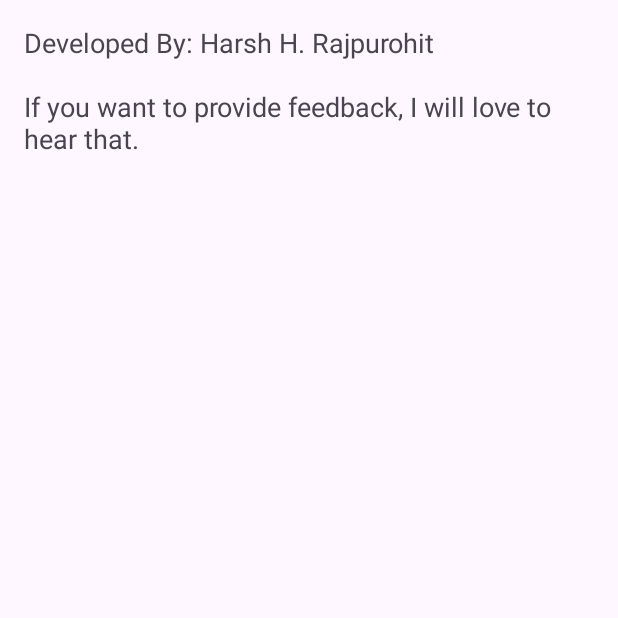
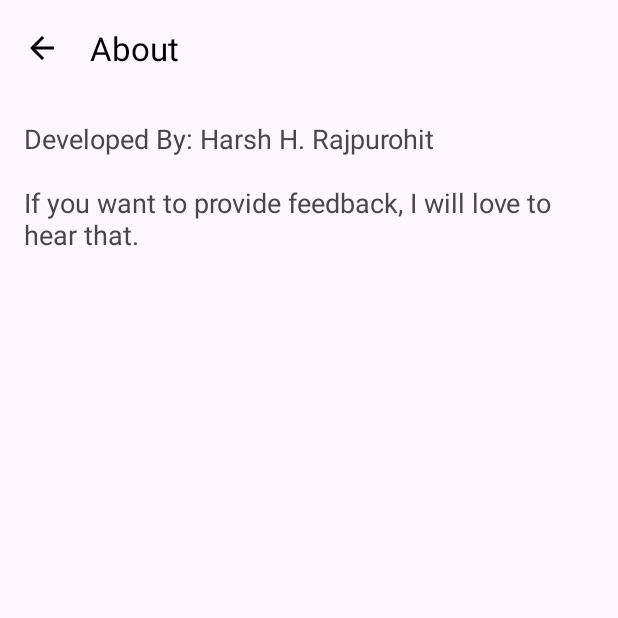
Before and after one commit to HarshAndroid/VideoPlayer, an Android app: the AboutActivity screen opened directly, with no data from a screen before it, on a phone screen of 412 x 824 dp, the top half of it. Run offline under Robolectric (Android 15) with nearby library versions, the phone set to English and light mode, and no system bars.

Commit message:
Fixed toolbar in all screens

```diff
--- a/app/src/main/java/com/harshRajpurohit/videoPlayer/AboutActivity.kt
+++ b/app/src/main/java/com/harshRajpurohit/videoPlayer/AboutActivity.kt
@@ -12,7 +12,9 @@ class AboutActivity : AppCompatActivity() {
         setTheme(MainActivity.themesList[MainActivity.themeIndex])
         val binding = ActivityAboutBinding.inflate(layoutInflater)
         setContentView(binding.root)
+        setSupportActionBar(binding.toolbar)
         supportActionBar?.title = "About"
+        binding.toolbar.setNavigationOnClickListener { finish() }
         binding.aboutText.text =
             "Developed By: Harsh H. Rajpurohit \n\nIf you want to provide feedback, I will love to hear that."
     }
--- a/app/src/main/java/com/harshRajpurohit/videoPlayer/FoldersActivity.kt
+++ b/app/src/main/java/com/harshRajpurohit/videoPlayer/FoldersActivity.kt
@@ -26,8 +26,10 @@ class FoldersActivity : AppCompatActivity() {
         setTheme(MainActivity.themesList[MainActivity.themeIndex])
         setContentView(binding.root)
         val position = intent.getIntExtra("position", 0)
+        setSupportActionBar(binding.toolbar)
         supportActionBar?.setDisplayHomeAsUpEnabled(true)
         supportActionBar?.title = MainActivity.folderList[position].folderName
+        binding.toolbar.setNavigationOnClickListener { finish() }
         currentFolderVideos = getAllVideos(MainActivity.folderList[position].id)
         binding.videoRVFA.setHasFixedSize(true)
         binding.videoRVFA.setItemViewCacheSize(10)
--- a/app/src/main/java/com/harshRajpurohit/videoPlayer/UrlActivity.kt
+++ b/app/src/main/java/com/harshRajpurohit/videoPlayer/UrlActivity.kt
@@ -26,7 +26,9 @@ class UrlActivity : AppCompatActivity() {
         setTheme(MainActivity.themesList[MainActivity.themeIndex])
         binding = ActivityUrlBinding.inflate(layoutInflater)
         setContentView(binding.root)
+        setSupportActionBar(binding.toolbar)
         supportActionBar?.title = "Play Url"
+        binding.toolbar.setNavigationOnClickListener { finish() }
 
         binding.playBtn.setOnClickListener {
             if (checkForInternet(this)) {
--- a/app/src/main/java/com/harshRajpurohit/videoPlayer/VideosFragment.kt
+++ b/app/src/main/java/com/harshRajpurohit/videoPlayer/VideosFragment.kt
@@ -3,7 +3,11 @@ package com.harshRajpurohit.videoPlayer
 import android.annotation.SuppressLint
 import android.content.Intent
 import android.os.Bundle
-import android.view.*
+import android.view.LayoutInflater
+import android.view.Menu
+import android.view.MenuInflater
+import android.view.View
+import android.view.ViewGroup
 import androidx.appcompat.widget.SearchView
 import androidx.fragment.app.Fragment
 import androidx.recyclerview.widget.LinearLayoutManager
--- /dev/null
+++ b/app/src/main/res/drawable/baseline_arrow_back_24.xml
@@ -0,0 +1,5 @@
+<vector xmlns:android="http://schemas.android.com/apk/res/android" android:autoMirrored="true" android:height="24dp" android:tint="#000000" android:viewportHeight="24" android:viewportWidth="24" android:width="24dp">
+
+    <path android:fillColor="@android:color/white" android:pathData="M20,11H7.83l5.59,-5.59L12,4l-8,8 8,8 1.41,-1.41L7.83,13H20v-2z"/>
+
+</vector>
--- a/app/src/main/res/layout/activity_about.xml
+++ b/app/src/main/res/layout/activity_about.xml
@@ -1,16 +1,32 @@
 <?xml version="1.0" encoding="utf-8"?>
 <androidx.constraintlayout.widget.ConstraintLayout xmlns:android="http://schemas.android.com/apk/res/android"
+    xmlns:app="http://schemas.android.com/apk/res-auto"
     xmlns:tools="http://schemas.android.com/tools"
     android:layout_width="match_parent"
     android:layout_height="match_parent"
     tools:context=".AboutActivity">
 
+    <com.google.android.material.appbar.MaterialToolbar
+        android:id="@+id/toolbar"
+        android:layout_width="match_parent"
+        android:layout_height="wrap_content"
+        app:layout_constraintEnd_toEndOf="parent"
+        app:layout_constraintStart_toStartOf="parent"
+        app:layout_constraintTop_toTopOf="parent"
+        app:navigationIcon="@drawable/baseline_arrow_back_24"
+        app:navigationIconTint="@color/black"
+        app:titleTextColor="@color/black" />
+
     <TextView
         android:id="@+id/aboutText"
         android:layout_width="match_parent"
-        android:layout_height="match_parent"
+        android:layout_height="0dp"
         android:layout_margin="16dp"
         android:text="@string/app_name"
-        android:textSize="18sp" />
+        android:textSize="18sp"
+        app:layout_constraintBottom_toBottomOf="parent"
+        app:layout_constraintEnd_toEndOf="parent"
+        app:layout_constraintStart_toStartOf="parent"
+        app:layout_constraintTop_toBottomOf="@id/toolbar" />
 
 </androidx.constraintlayout.widget.ConstraintLayout>
```
Also changed, not shown: app/src/main/res/layout/activity_folders.xml (+10 -0 lines), app/src/main/res/layout/activity_url.xml (+8 -0 lines).
